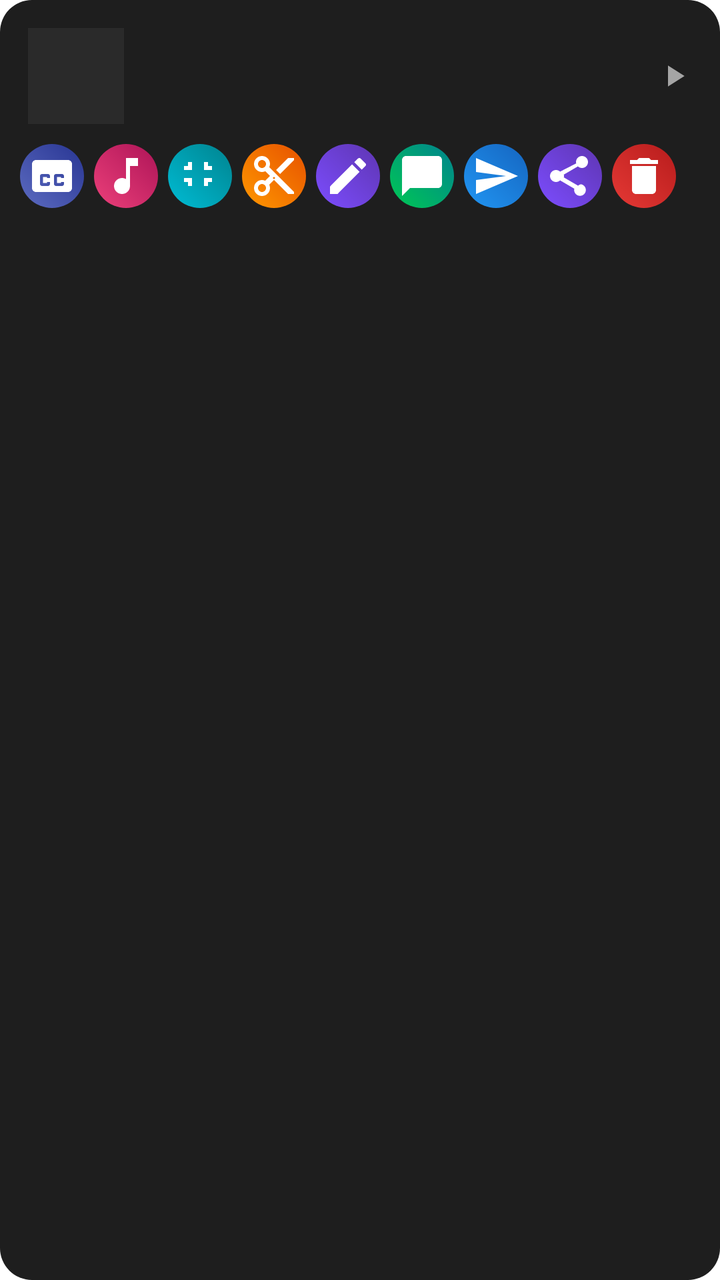
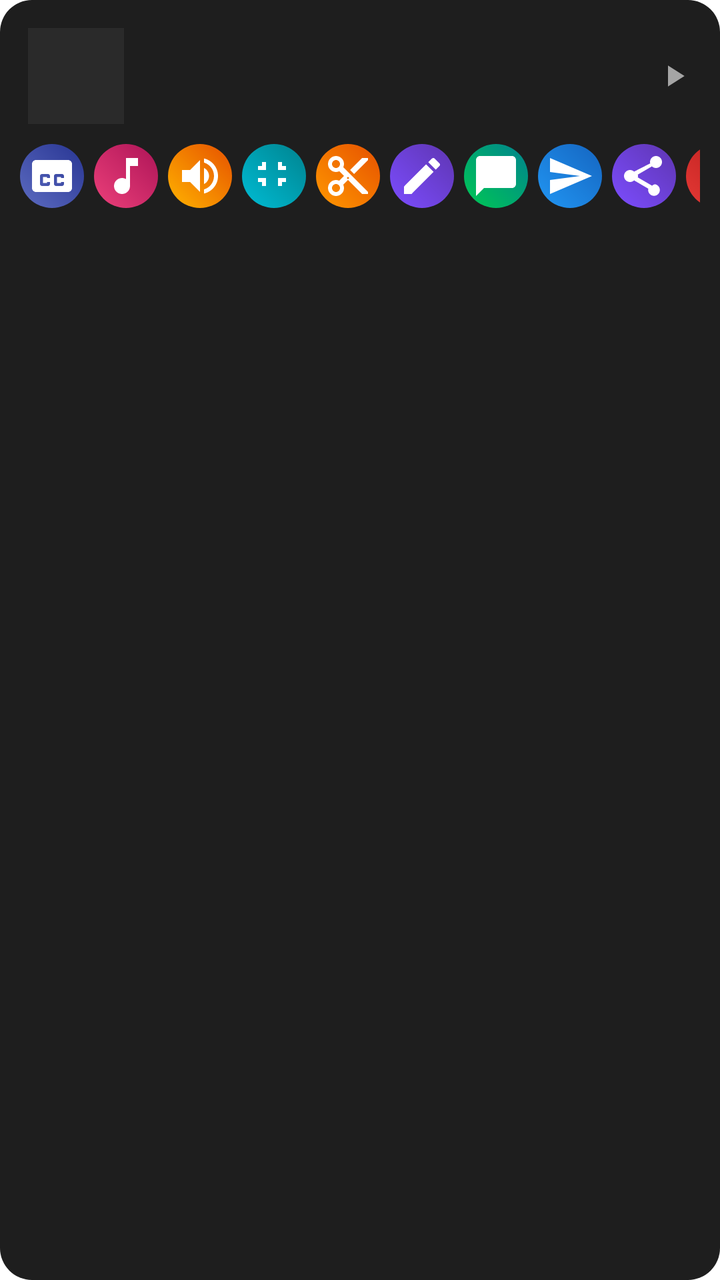

Screens rendered from an Android XML layout before and after an edit, with the pre-edit source and the edit as a unified diff.
<!-- AndroidManifest.xml: application theme Theme.ScreenRecorder -->
<!-- res/layout/item_video.xml -->
<?xml version="1.0" encoding="utf-8"?>
<LinearLayout xmlns:android="http://schemas.android.com/apk/res/android"
    android:layout_width="match_parent"
    android:layout_height="wrap_content"
    android:orientation="vertical"
    android:background="@drawable/bg_card"
    android:layout_marginBottom="8dp"
    android:padding="10dp">

    <LinearLayout
        android:id="@+id/itemClickArea"
        android:layout_width="match_parent"
        android:layout_height="wrap_content"
        android:orientation="horizontal"
        android:gravity="center_vertical"
        android:clickable="true"
        android:focusable="true"
        android:background="?attr/selectableItemBackground"
        android:padding="4dp">

        <ImageView
            android:id="@+id/checkIcon"
            android:layout_width="24dp"
            android:layout_height="24dp"
            android:layout_marginEnd="8dp"
            android:src="@drawable/ic_check"
            android:background="@drawable/bg_round_purple"
            android:padding="4dp"
            android:visibility="gone" />

        <ImageView
            android:id="@+id/thumbnail"
            android:layout_width="48dp"
            android:layout_height="48dp"
            android:scaleType="centerCrop"
            android:background="#2A2A2A"
            android:layout_marginEnd="10dp" />

        <TextView
            android:id="@+id/fileName"
            android:layout_width="0dp"
            android:layout_height="wrap_content"
            android:layout_weight="1"
            android:textColor="#FFFFFF"
            android:textSize="13sp" />

        <ImageView
            android:layout_width="18dp"
            android:layout_height="18dp"
            android:src="@drawable/ic_play"
            android:alpha="0.6" />
    </LinearLayout>

    <HorizontalScrollView
        android:layout_width="match_parent"
        android:layout_height="wrap_content"
        android:scrollbars="none"
        android:layout_marginTop="6dp">

        <LinearLayout
            android:layout_width="wrap_content"
            android:layout_height="wrap_content"
            android:orientation="horizontal">

            <ImageButton
                android:id="@+id/subtitleButton"
                android:layout_width="32dp"
                android:layout_height="32dp"
                android:layout_marginEnd="5dp"
                android:padding="7dp"
                android:background="@drawable/bg_round_indigo"
                android:src="@drawable/ic_subtitle" />

            <ImageButton
                android:id="@+id/musicButton"
                android:layout_width="32dp"
                android:layout_height="32dp"
                android:layout_marginEnd="5dp"
                android:padding="7dp"
                android:background="@drawable/bg_round_pink"
                android:src="@drawable/ic_music" />

            <ImageButton
                android:id="@+id/compressButton"
                android:layout_width="32dp"
                android:layout_height="32dp"
                android:layout_marginEnd="5dp"
                android:padding="7dp"
                android:background="@drawable/bg_round_teal"
                android:src="@drawable/ic_compress" />

            <ImageButton
                android:id="@+id/trimButton"
                android:layout_width="32dp"
                android:layout_height="32dp"
                android:layout_marginEnd="5dp"
                android:padding="7dp"
                android:background="@drawable/bg_round_orange"
                android:src="@drawable/ic_scissors" />

            <ImageButton
                android:id="@+id/renameButton"
                android:layout_width="32dp"
                android:layout_height="32dp"
                android:layout_marginEnd="5dp"
                android:padding="7dp"
                android:background="@drawable/bg_round_purple"
                android:src="@drawable/ic_pen" />

            <ImageButton
                android:id="@+id/whatsappButton"
                android:layout_width="32dp"
                android:layout_height="32dp"
                android:layout_marginEnd="5dp"
                android:padding="7dp"
                android:background="@drawable/bg_round_green"
                android:src="@drawable/ic_chat" />

            <ImageButton
                android:id="@+id/telegramButton"
                android:layout_width="32dp"
                android:layout_height="32dp"
                android:layout_marginEnd="5dp"
                android:padding="7dp"
                android:background="@drawable/bg_round_blue"
                android:src="@drawable/ic_send" />

            <ImageButton
                android:id="@+id/shareButton"
                android:layout_width="32dp"
                android:layout_height="32dp"
                android:layout_marginEnd="5dp"
                android:padding="7dp"
                android:background="@drawable/bg_round_purple"
                android:src="@drawable/ic_share" />

            <ImageButton
                android:id="@+id/deleteButton"
                android:layout_width="32dp"
                android:layout_height="32dp"
                android:padding="7dp"
                android:background="@drawable/bg_round_red"
                android:src="@drawable/ic_trash" />

        </LinearLayout>
    </HorizontalScrollView>

</LinearLayout>
<!-- resources referenced by this layout -->
<resources>
  <!-- drawable bg_card (drawable) -->
  <?xml version="1.0" encoding="utf-8"?>
  <shape xmlns:android="http://schemas.android.com/apk/res/android" android:shape="rectangle">
      <solid android:color="#1E1E1E" />
      <corners android:radius="16dp" />
  </shape>
  <!-- drawable bg_round_blue (drawable) -->
  <shape xmlns:android="http://schemas.android.com/apk/res/android" android:shape="oval">
      <gradient android:angle="45" android:startColor="#2196F3" android:endColor="#1565C0"/>
  </shape>
  <!-- drawable bg_round_green (drawable) -->
  <shape xmlns:android="http://schemas.android.com/apk/res/android" android:shape="oval">
      <gradient android:angle="45" android:startColor="#00C853" android:endColor="#00838F"/>
  </shape>
  <!-- drawable bg_round_indigo (drawable) -->
  <shape xmlns:android="http://schemas.android.com/apk/res/android" android:shape="oval">
      <gradient android:angle="45" android:startColor="#5C6BC0" android:endColor="#283593"/>
  </shape>
  <!-- drawable bg_round_orange (drawable) -->
  <shape xmlns:android="http://schemas.android.com/apk/res/android" android:shape="oval">
      <gradient android:angle="45" android:startColor="#FF9800" android:endColor="#E65100"/>
  </shape>
  <!-- drawable bg_round_pink (drawable) -->
  <shape xmlns:android="http://schemas.android.com/apk/res/android" android:shape="oval">
      <gradient android:angle="45" android:startColor="#EC407A" android:endColor="#AD1457"/>
  </shape>
  <!-- drawable bg_round_purple (drawable) -->
  <shape xmlns:android="http://schemas.android.com/apk/res/android" android:shape="oval">
      <gradient android:angle="45" android:startColor="#7C4DFF" android:endColor="#5E35B1"/>
  </shape>
  <!-- drawable bg_round_red (drawable) -->
  <shape xmlns:android="http://schemas.android.com/apk/res/android" android:shape="oval">
      <gradient android:angle="45" android:startColor="#E53935" android:endColor="#B71C1C"/>
  </shape>
  <!-- drawable bg_round_teal (drawable) -->
  <shape xmlns:android="http://schemas.android.com/apk/res/android" android:shape="oval">
      <gradient android:angle="45" android:startColor="#00BCD4" android:endColor="#00838F"/>
  </shape>
  <!-- drawable ic_check (drawable) -->
  <vector xmlns:android="http://schemas.android.com/apk/res/android" android:width="24dp" android:height="24dp" android:viewportWidth="24" android:viewportHeight="24">
      <path android:fillColor="#FFFFFF" android:pathData="M9,16.17L4.83,12l-1.42,1.41L9,19 21,7l-1.41,-1.41z"/>
  </vector>
  <!-- drawable ic_play (drawable) -->
  <vector xmlns:android="http://schemas.android.com/apk/res/android" android:width="24dp" android:height="24dp" android:viewportWidth="24" android:viewportHeight="24">
      <path android:fillColor="#FFFFFF" android:pathData="M8,5v14l11,-7z"/>
  </vector>
  <!-- drawable ic_send (drawable) -->
  <vector xmlns:android="http://schemas.android.com/apk/res/android" android:width="24dp" android:height="24dp" android:viewportWidth="24" android:viewportHeight="24">
      <path android:fillColor="#FFFFFF" android:pathData="M2.01,21L23,12 2.01,3 2,10l15,2 -15,2z"/>
  </vector>
  <style name="Theme.ScreenRecorder" parent="Theme.MaterialComponents.DayNight.NoActionBar" />
  <!-- unchanged entries left out for length: 8 -->
</resources>

<!-- the commit's change to res/layout/item_video.xml (unified diff, before → after) -->
@@ -81,6 +81,15 @@
                 android:src="@drawable/ic_music" />
 
             <ImageButton
+                android:id="@+id/amplifyButton"
+                android:layout_width="32dp"
+                android:layout_height="32dp"
+                android:layout_marginEnd="5dp"
+                android:padding="7dp"
+                android:background="@drawable/bg_round_amber"
+                android:src="@drawable/ic_volume" />
+
+            <ImageButton
                 android:id="@+id/compressButton"
                 android:layout_width="32dp"
                 android:layout_height="32dp"
<!-- resource entries referenced after the edit -->
@@ -5,6 +5,10 @@
   <shape xmlns:android="http://schemas.android.com/apk/res/android" android:shape="rectangle">
       <solid android:color="#1E1E1E" />
       <corners android:radius="16dp" />
+  </shape>
+  <!-- drawable bg_round_amber (drawable) -->
+  <shape xmlns:android="http://schemas.android.com/apk/res/android" android:shape="oval">
+      <gradient android:angle="45" android:startColor="#FFB300" android:endColor="#E65100"/>
   </shape>
   <!-- drawable bg_round_blue (drawable) -->
   <shape xmlns:android="http://schemas.android.com/apk/res/android" android:shape="oval">
@@ -50,6 +54,10 @@
   <vector xmlns:android="http://schemas.android.com/apk/res/android" android:width="24dp" android:height="24dp" android:viewportWidth="24" android:viewportHeight="24">
       <path android:fillColor="#FFFFFF" android:pathData="M2.01,21L23,12 2.01,3 2,10l15,2 -15,2z"/>
   </vector>
+  <!-- drawable ic_volume (drawable) -->
+  <vector xmlns:android="http://schemas.android.com/apk/res/android" android:width="24dp" android:height="24dp" android:viewportWidth="24" android:viewportHeight="24">
+      <path android:fillColor="#FFFFFF" android:pathData="M3,9v6h4l5,5V4L7,9H3zM16.5,12c0,-1.77 -1.02,-3.29 -2.5,-4.03v8.05c1.48,-0.73 2.5,-2.25 2.5,-4.02zM14,3.23v2.06c2.89,0.86 5,3.54 5,6.71s-2.11,5.85 -5,6.71v2.06c4.01,-0.91 7,-4.49 7,-8.77s-2.99,-7.86 -7,-8.77z"/>
+  </vector>
   <style name="Theme.ScreenRecorder" parent="Theme.MaterialComponents.DayNight.NoActionBar" />
   <!-- unchanged entries left out for length: 8 -->
 </resources>
